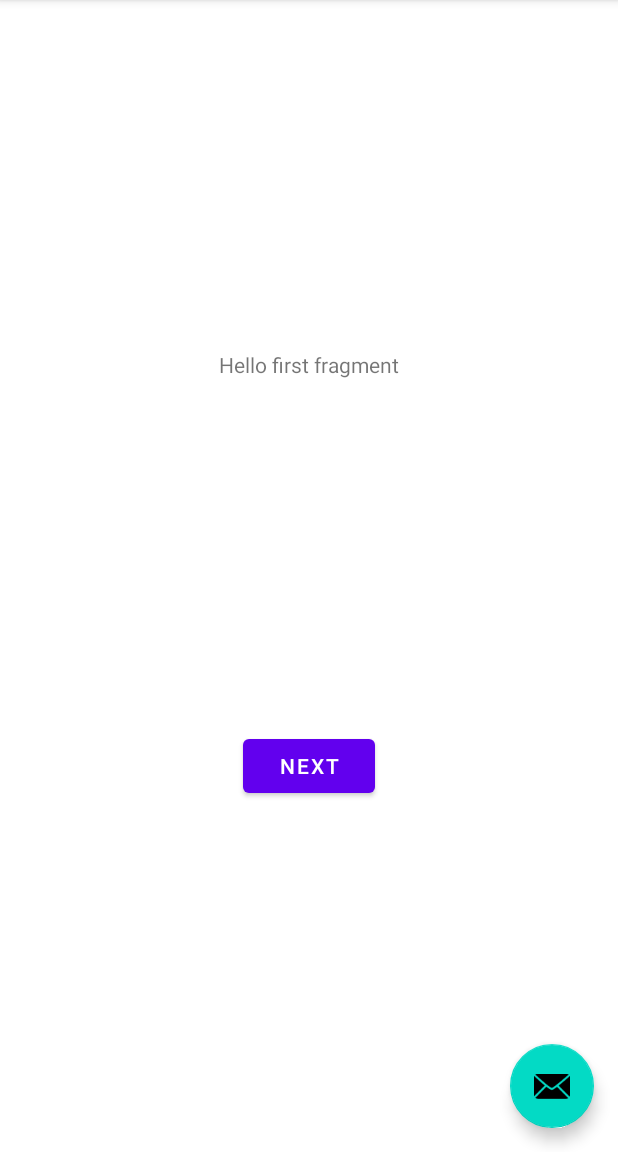
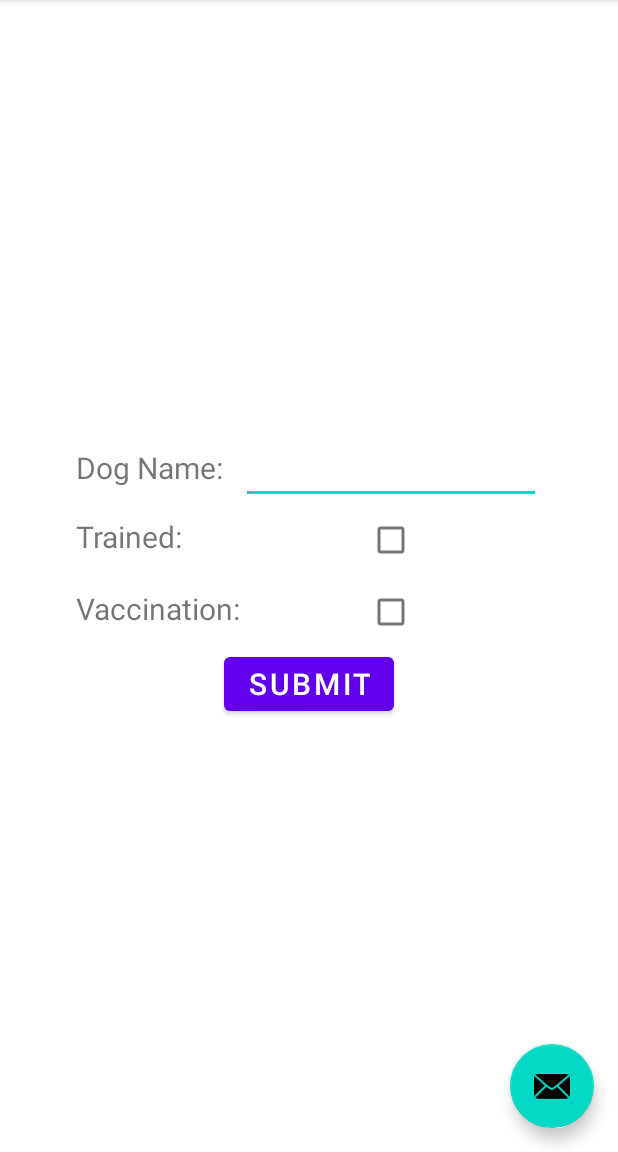
Before and after one commit to acaJj/DS-DogData2, an Android app: the screen it shows after launch (MainActivity), on a phone screen of 412 x 824 dp, the part 84-1236 px from its top. Run offline under Robolectric (Android 15) with nearby library versions, the phone set to English and light mode, and no system bars; our stand-ins replace data binding.

Commit message:
added project files

```diff
--- a/app/src/main/java/sheridan/jaca/dogdata2/FirstFragment.kt
+++ /dev/null
@@ -1,31 +0,0 @@
-package sheridan.jaca.dogdata2
-
-import android.os.Bundle
-import androidx.fragment.app.Fragment
-import android.view.LayoutInflater
-import android.view.View
-import android.view.ViewGroup
-import android.widget.Button
-import androidx.navigation.fragment.findNavController
-
-/**
- * A simple [Fragment] subclass as the default destination in the navigation.
- */
-class FirstFragment : Fragment() {
-
-    override fun onCreateView(
-            inflater: LayoutInflater, container: ViewGroup?,
-            savedInstanceState: Bundle?
-    ): View? {
-        // Inflate the layout for this fragment
-        return inflater.inflate(R.layout.fragment_first, container, false)
-    }
-
-    override fun onViewCreated(view: View, savedInstanceState: Bundle?) {
-        super.onViewCreated(view, savedInstanceState)
-
-        view.findViewById<Button>(R.id.button_first).setOnClickListener {
-            findNavController().navigate(R.id.action_FirstFragment_to_SecondFragment)
-        }
-    }
-}
--- /dev/null
+++ b/app/src/main/java/sheridan/jaca/dogdata2/InputFragment.kt
@@ -0,0 +1,56 @@
+package sheridan.jaca.dogdata2
+
+import android.content.Intent
+import androidx.lifecycle.ViewModelProvider
+import android.os.Bundle
+import androidx.fragment.app.Fragment
+import android.view.LayoutInflater
+import android.view.View
+import android.view.ViewGroup
+import android.widget.Toast
+import androidx.fragment.app.viewModels
+import androidx.lifecycle.ViewModelStore
+import androidx.navigation.fragment.findNavController
+import sheridan.jaca.dogdata2.databinding.FragmentInputBinding
+import sheridan.jaca.dogdata2.databinding.FragmentOutputBinding
+import sheridan.jaca.dogdata2.model.DogData
+
+class InputFragment : Fragment() {
+
+    private lateinit var binding: FragmentInputBinding
+    private val viewModel: DogDataViewModel by viewModels()
+    override fun onCreate(savedInstanceState: Bundle?) {
+        super.onCreate(savedInstanceState)
+    }
+
+    override fun onCreateView(
+        inflater: LayoutInflater, container: ViewGroup?,
+        savedInstanceState: Bundle?
+    ): View? {
+        binding = FragmentInputBinding.inflate(inflater,container,false)
+
+        binding.btnSubmit.setOnClickListener { sendData() }
+        // Inflate the layout for this fragment
+        return binding.root
+    }
+
+    private fun sendData() {
+        val dogName : String = binding.txtName.text.toString()
+        val isTrained: Boolean =binding.chkTrained.isChecked
+        val isVaccinated: Boolean = binding.chkVaccinate.isChecked
+
+        if (dogName.isBlank()){
+            Toast.makeText(this.context,"Please fill in the textbox.", Toast.LENGTH_LONG).show()
+        }else{
+            viewModel.send(DogData(dogName,isTrained,isVaccinated))
+
+            goToOutput()
+        }
+    }
+
+    private fun goToOutput() {
+        val action = InputFragmentDirections.actionInputToOutput()
+        findNavController().navigate(action)
+    }
+
+}
--- /dev/null
+++ b/app/src/main/java/sheridan/jaca/dogdata2/model/DogData.kt
@@ -0,0 +1,6 @@
+package sheridan.jaca.dogdata2.model
+
+import java.io.Serializable
+
+data class DogData(val name: String, val isTrained: Boolean, val isVaccinated: Boolean):
+    Serializable
--- a/app/src/main/res/layout/fragment_first.xml
+++ /dev/null
@@ -1,28 +0,0 @@
-<?xml version="1.0" encoding="utf-8"?>
-<androidx.constraintlayout.widget.ConstraintLayout xmlns:android="http://schemas.android.com/apk/res/android"
-    xmlns:app="http://schemas.android.com/apk/res-auto"
-    xmlns:tools="http://schemas.android.com/tools"
-    android:layout_width="match_parent"
-    android:layout_height="match_parent"
-    tools:context=".FirstFragment">
-
-    <Button
-        android:id="@+id/button_first"
-        android:layout_width="wrap_content"
-        android:layout_height="wrap_content"
-        android:text="@string/next"
-        app:layout_constraintBottom_toBottomOf="parent"
-        app:layout_constraintEnd_toEndOf="parent"
-        app:layout_constraintStart_toStartOf="parent"
-        app:layout_constraintTop_toBottomOf="@id/textview_first" />
-
-    <TextView
-        android:id="@+id/textview_first"
-        android:layout_width="wrap_content"
-        android:layout_height="wrap_content"
-        android:text="@string/hello_first_fragment"
-        app:layout_constraintBottom_toTopOf="@id/button_first"
-        app:layout_constraintEnd_toEndOf="parent"
-        app:layout_constraintStart_toStartOf="parent"
-        app:layout_constraintTop_toTopOf="parent" />
-</androidx.constraintlayout.widget.ConstraintLayout>
--- /dev/null
+++ b/app/src/main/res/layout/fragment_input.xml
@@ -0,0 +1,83 @@
+<?xml version="1.0" encoding="utf-8"?>
+<layout xmlns:android="http://schemas.android.com/apk/res/android"
+    xmlns:tools="http://schemas.android.com/tools">
+
+    <data>
+
+    </data>
+
+    <FrameLayout
+        android:layout_width="match_parent"
+        android:layout_height="match_parent"
+        tools:context=".InputFragment">
+
+        <LinearLayout
+            android:layout_width="match_parent"
+            android:layout_height="match_parent"
+            android:orientation="vertical"
+            android:gravity="center"
+            tools:context=".InputActivity">
+
+            <LinearLayout
+                android:layout_width="match_parent"
+                android:layout_height="wrap_content"
+                android:orientation="vertical"
+                android:gravity="center_horizontal">
+
+                <TableLayout
+                    android:layout_width="wrap_content"
+                    android:layout_height="wrap_content">
+
+                    <TableRow>
+
+                        <TextView
+                            android:layout_height="wrap_content"
+                            android:layout_width="wrap_content"
+                            android:labelFor="@+id/txtName"
+                            android:textSize="20sp"
+                            android:text="Dog Name:" />
+
+                        <EditText
+                            android:id="@+id/txtName"
+                            android:layout_height="wrap_content"
+                            android:layout_width="200dp"
+                            android:textSize="20sp" />
+                    </TableRow>
+
+                    <TableRow>
+
+                        <TextView
+                            android:layout_height="wrap_content"
+                            android:layout_width="wrap_content"
+                            android:labelFor="@+id/chkTrained"
+                            android:textSize="20sp"
+                            android:text="Trained:" />
+
+                        <CheckBox android:id="@+id/chkTrained" />
+                    </TableRow>
+
+                    <TableRow>
+
+                        <TextView
+                            android:layout_height="wrap_content"
+                            android:layout_width="wrap_content"
+                            android:labelFor="@+id/chkVaccinate"
+                            android:textSize="20sp"
+                            android:text="Vaccination:" />
+
+                        <CheckBox android:id="@+id/chkVaccinate" />
+                    </TableRow>
+                </TableLayout>
+
+                <Button
+                    android:id="@+id/btnSubmit"
+                    android:layout_width="wrap_content"
+                    android:layout_height="wrap_content"
+                    android:textSize="20sp"
+                    android:text="Submit" />
+            </LinearLayout>
+
+        </LinearLayout>
+
+    </FrameLayout>
+</layout>
--- a/app/src/main/res/navigation/nav_graph.xml
+++ b/app/src/main/res/navigation/nav_graph.xml
@@ -3,26 +3,21 @@
     xmlns:app="http://schemas.android.com/apk/res-auto"
     xmlns:tools="http://schemas.android.com/tools"
     android:id="@+id/nav_graph"
-    app:startDestination="@id/FirstFragment">
-
+    app:startDestination="@id/inputFragment">
     <fragment
-        android:id="@+id/FirstFragment"
-        android:name="sheridan.jaca.dogdata2.FirstFragment"
-        android:label="@string/first_fragment_label"
-        tools:layout="@layout/fragment_first">
-
+        android:id="@+id/inputFragment"
+        android:name="sheridan.jaca.dogdata2.InputFragment"
+        android:label="InputFragment" >
         <action
-            android:id="@+id/action_FirstFragment_to_SecondFragment"
-            app:destination="@id/SecondFragment" />
+            android:id="@+id/action_input_to_output"
+            app:destination="@id/outputFragment" />
     </fragment>
     <fragment
-        android:id="@+id/SecondFragment"
-        android:name="sheridan.jaca.dogdata2.SecondFragment"
-        android:label="@string/second_fragment_label"
-        tools:layout="@layout/fragment_second">
-
+        android:id="@+id/outputFragment"
+        android:name="sheridan.jaca.dogdata2.OutputFragment"
+        android:label="OutputFragment" >
         <action
-            android:id="@+id/action_SecondFragment_to_FirstFragment"
-            app:destination="@id/FirstFragment" />
+            android:id="@+id/action_output_to_input"
+            app:destination="@id/inputFragment" />
     </fragment>
 </navigation>
--- a/app/src/main/res/values/strings.xml
+++ b/app/src/main/res/values/strings.xml
@@ -9,4 +9,9 @@
 
     <string name="hello_first_fragment">Hello first fragment</string>
     <string name="hello_second_fragment">Hello second fragment. Arg: %1$s</string>
+    <!-- TODO: Remove or change this placeholder text -->
+    <string name="hello_blank_fragment">Hello blank fragment</string>
+
+    <string name="is_checked">Yes</string>
+    <string name="is_not_checked">No</string>
 </resources>
--- a/build.gradle
+++ b/build.gradle
@@ -12,6 +12,10 @@ buildscript {
         // NOTE: Do not place your application dependencies here; they belong
         // in the individual module build.gradle files
     }
+    dependencies{
+        def nav_version = "2.3.0"
+        classpath "androidx.navigation:navigation-safe-args-gradle-plugin:$nav_version"
+    }
 }
 
 allprojects {
```
Also changed, not shown: app/build.gradle (+9 -0 lines), app/src/main/java/sheridan/jaca/dogdata2/DogDataViewModel.kt (added, +20 -0 lines), app/src/main/java/sheridan/jaca/dogdata2/OutputFragment.kt (added, +46 -0 lines), app/src/main/java/sheridan/jaca/dogdata2/SecondFragment.kt (deleted, +0 -31 lines), app/src/main/res/layout/fragment_output.xml (added, +87 -0 lines), app/src/main/res/layout/fragment_second.xml (deleted, +0 -27 lines).
